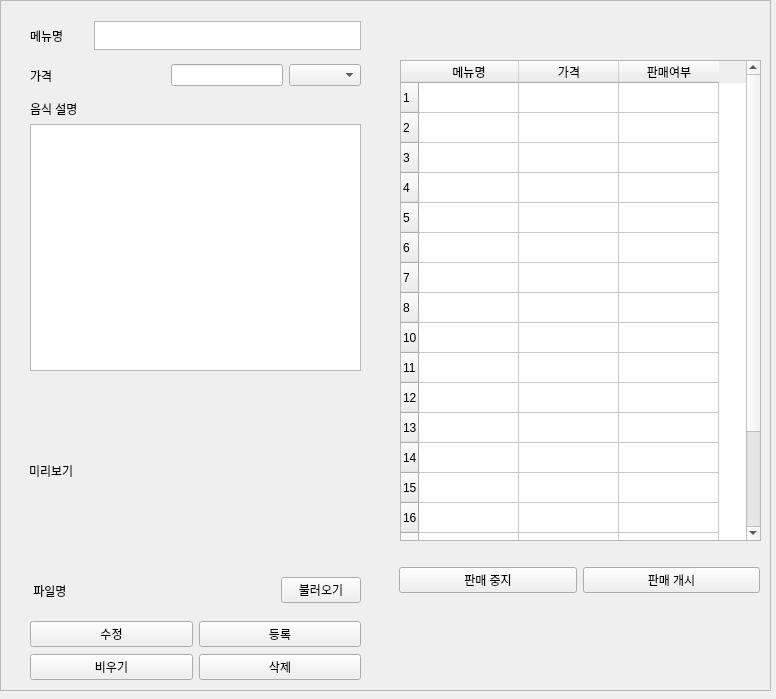
The window that menu.ui (201110520/TableSetter_encore-final) describes before a commit, drawn with Qt 5.
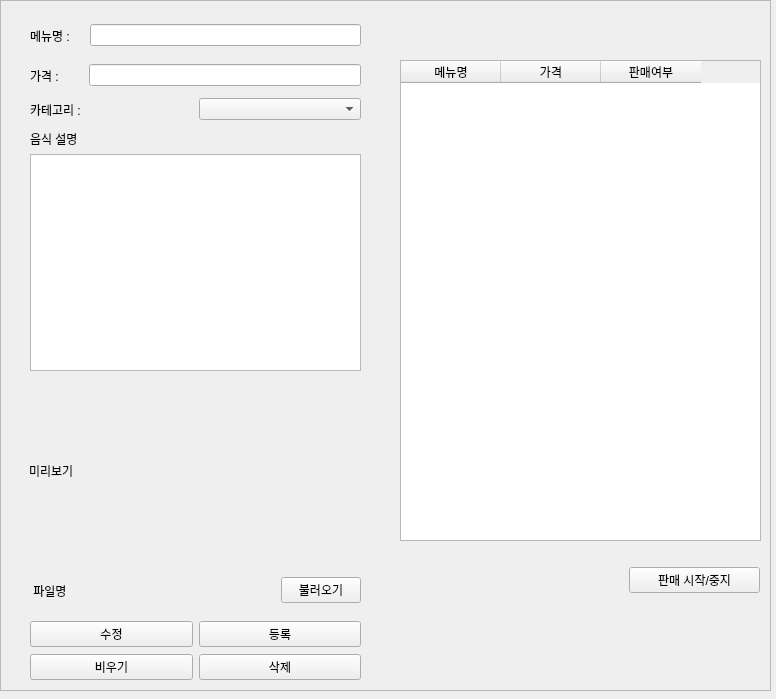
The same window after the commit.

The edit to the form file:
```diff
--- a/menu.ui
+++ b/menu.ui
@@ -49,101 +49,6 @@
       <height>481</height>
      </rect>
     </property>
-    <row>
-     <property name="text">
-      <string>1</string>
-     </property>
-    </row>
-    <row>
-     <property name="text">
-      <string>2</string>
-     </property>
-    </row>
-    <row>
-     <property name="text">
-      <string>3</string>
-     </property>
-    </row>
-    <row>
-     <property name="text">
-      <string>4</string>
-     </property>
-    </row>
-    <row>
-     <property name="text">
-      <string>5</string>
-     </property>
-    </row>
-    <row>
-     <property name="text">
-      <string>6</string>
-     </property>
-    </row>
-    <row>
-     <property name="text">
-      <string>7</string>
-     </property>
-    </row>
-    <row>
-     <property name="text">
-      <string>8</string>
-     </property>
-    </row>
-    <row>
-     <property name="text">
-      <string>10</string>
-     </property>
-    </row>
-    <row>
-     <property name="text">
-      <string>11</string>
-     </property>
-    </row>
-    <row>
-     <property name="text">
-      <string>12</string>
-     </property>
-    </row>
-    <row>
-     <property name="text">
-      <string>13</string>
-     </property>
-    </row>
-    <row>
-     <property name="text">
-      <string>14</string>
-     </property>
-    </row>
-    <row>
-     <property name="text">
-      <string>15</string>
-     </property>
-    </row>
-    <row>
-     <property name="text">
-      <string>16</string>
-     </property>
-    </row>
-    <row>
-     <property name="text">
-      <string>17</string>
-     </property>
-    </row>
-    <row>
-     <property name="text">
-      <string>18</string>
-     </property>
-    </row>
-    <row>
-     <property name="text">
-      <string>19</string>
-     </property>
-    </row>
-    <row>
-     <property name="text">
-      <string>20</string>
-     </property>
-    </row>
     <column>
      <property name="text">
       <string>메뉴명</string>
@@ -173,25 +78,12 @@
      <item>
       <widget class="QLabel" name="label">
        <property name="text">
-        <string>메뉴명</string>
+        <string>메뉴명 :    </string>
        </property>
       </widget>
      </item>
      <item>
-      <widget class="QPlainTextEdit" name="plainTextEdit">
-       <property name="minimumSize">
-        <size>
-         <width>267</width>
-         <height>29</height>
-        </size>
-       </property>
-       <property name="maximumSize">
-        <size>
-         <width>267</width>
-         <height>29</height>
-        </size>
-       </property>
-      </widget>
+      <widget class="QLineEdit" name="menuName"/>
      </item>
     </layout>
    </widget>
@@ -208,28 +100,12 @@
      <item>
       <widget class="QLabel" name="label_2">
        <property name="text">
-        <string>가격</string>
+        <string>가격 :       </string>
        </property>
       </widget>
      </item>
      <item>
-      <spacer name="horizontalSpacer_2">
-       <property name="orientation">
-        <enum>Qt::Horizontal</enum>
-       </property>
-       <property name="sizeHint" stdset="0">
-        <size>
-         <width>40</width>
-         <height>20</height>
-        </size>
-       </property>
-      </spacer>
-     </item>
-     <item>
-      <widget class="QLineEdit" name="lineEdit"/>
-     </item>
-     <item>
-      <widget class="QComboBox" name="comboBox"/>
+      <widget class="QLineEdit" name="menuprice"/>
      </item>
     </layout>
    </widget>
@@ -237,9 +113,9 @@
     <property name="geometry">
      <rect>
       <x>30</x>
-      <y>100</y>
+      <y>130</y>
       <width>331</width>
-      <height>271</height>
+      <height>241</height>
      </rect>
     </property>
     <layout class="QVBoxLayout" name="verticalLayout">
@@ -337,9 +213,9 @@
    <widget class="QWidget" name="horizontalLayoutWidget_5">
     <property name="geometry">
      <rect>
-      <x>399</x>
+      <x>629</x>
       <y>550</y>
-      <width>361</width>
+      <width>131</width>
       <height>61</height>
      </rect>
     </property>
@@ -347,14 +223,7 @@
      <item>
       <widget class="QPushButton" name="pushButton_5">
        <property name="text">
-        <string>판매 중지</string>
-       </property>
-      </widget>
-     </item>
-     <item>
-      <widget class="QPushButton" name="pushButton_4">
-       <property name="text">
-        <string>판매 개시</string>
+        <string>판매 시작/중지</string>
        </property>
       </widget>
      </item>
@@ -379,6 +248,28 @@
      </item>
     </layout>
    </widget>
+   <widget class="QWidget" name="horizontalLayoutWidget_6">
+    <property name="geometry">
+     <rect>
+      <x>30</x>
+      <y>94</y>
+      <width>331</width>
+      <height>31</height>
+     </rect>
+    </property>
+    <layout class="QHBoxLayout" name="horizontalLayout_3">
+     <item>
+      <widget class="QLabel" name="label_6">
+       <property name="text">
+        <string>카테고리 : </string>
+       </property>
+      </widget>
+     </item>
+     <item>
+      <widget class="QComboBox" name="catecomboBox"/>
+     </item>
+    </layout>
+   </widget>
   </widget>
  </widget>
  <resources/>
```
Left out of the diff: 15 changed lines with no effect on the pictures.
